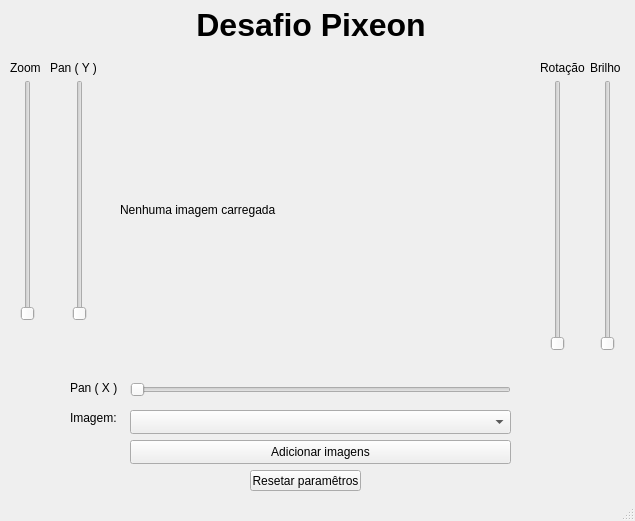
Before: the Qt Designer form mainwindow.ui in igorhsb/pixeon_project, drawn with Qt 5.
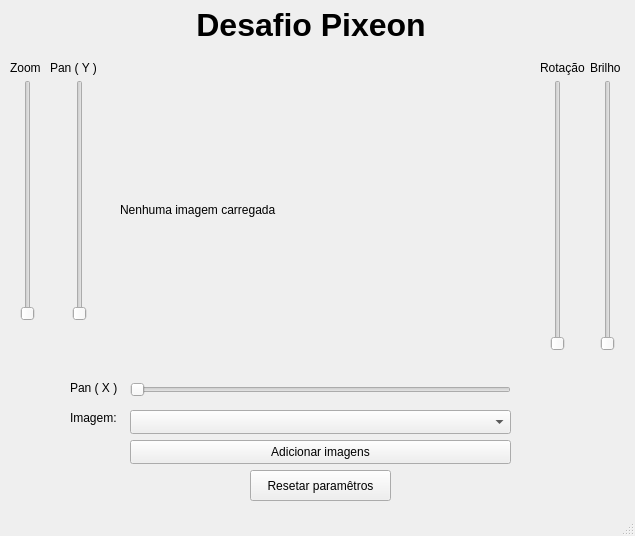
After: the same form once the commit is applied.

```diff
--- a/mainwindow.ui
+++ b/mainwindow.ui
@@ -7,7 +7,7 @@
     <x>0</x>
     <y>0</y>
     <width>635</width>
-    <height>521</height>
+    <height>536</height>
    </rect>
   </property>
   <property name="windowTitle">
@@ -97,8 +97,8 @@
      <rect>
       <x>250</x>
       <y>470</y>
-      <width>111</width>
-      <height>21</height>
+      <width>141</width>
+      <height>31</height>
      </rect>
     </property>
     <property name="text">
```
